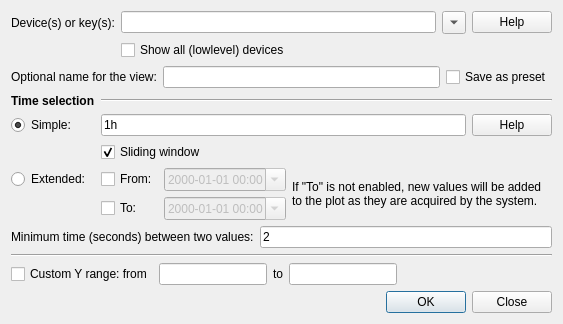
This is nicos_ess/gui/panels/ui_files/history_new.ui in ess-dmsc/nicos as Qt 5 draws it before an edit. The edited form follows.
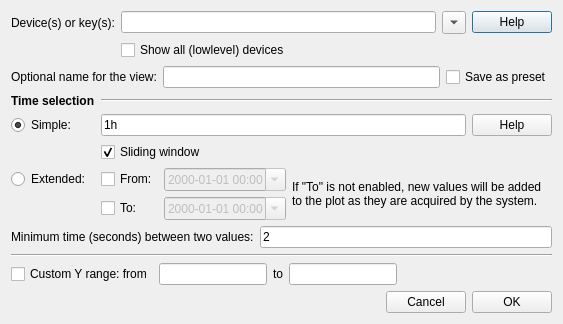
This is the edited form.

Commit message: removed buttonbox from new history dialog

```diff
--- a/nicos_ess/gui/panels/ui_files/history_new.ui
+++ b/nicos_ess/gui/panels/ui_files/history_new.ui
@@ -309,14 +309,35 @@
     </layout>
    </item>
    <item>
-    <widget class="QDialogButtonBox" name="buttonBox">
+    <layout class="QHBoxLayout" name="horizontalLayout_3">
+     <item>
+      <spacer name="horizontalSpacer">
      <property name="orientation">
       <enum>Qt::Horizontal</enum>
      </property>
-     <property name="standardButtons">
-      <set>QDialogButtonBox::Close|QDialogButtonBox::Ok</set>
-     </property>
-    </widget>
+       <property name="sizeHint" stdset="0">
+        <size>
+         <width>40</width>
+         <height>20</height>
+        </size>
+       </property>
+      </spacer>
+     </item>
+     <item>
+      <widget class="QPushButton" name="btn_cancel">
+       <property name="text">
+        <string>Cancel</string>
+       </property>
+      </widget>
+     </item>
+     <item>
+      <widget class="QPushButton" name="btn_ok">
+       <property name="text">
+        <string>OK</string>
+       </property>
+      </widget>
+     </item>
+    </layout>
    </item>
   </layout>
  </widget>
```
Left out of the diff: 11 changed lines with no effect on the pictures. Lines whose indentation alone changed are shown as unchanged.
